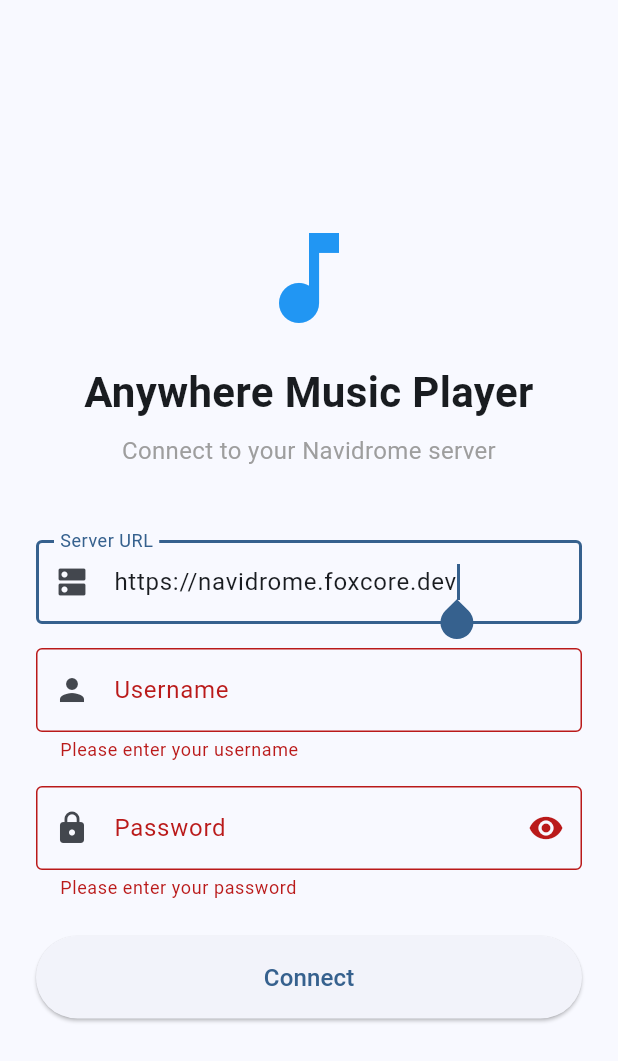
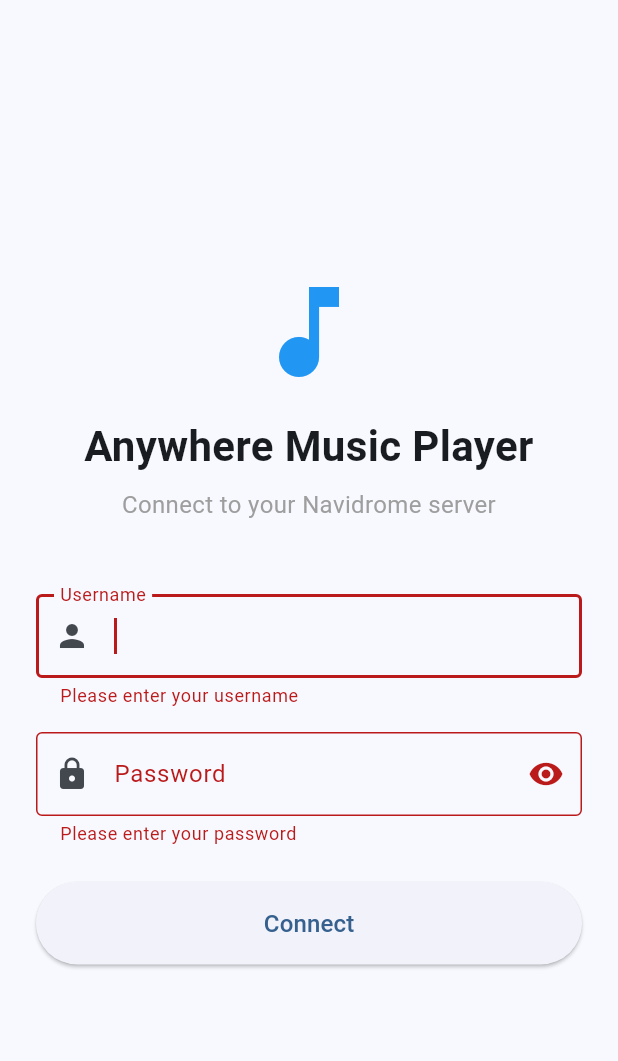
Before and after one commit to Raposo06/Anywhere-Music-Player, a Flutter app: the screen it shows after launch, after a tap on "Connect", on a phone screen of 412 x 824 dp. Shown: the top 1061 px of the screen. Run offline on Flutter 3.47's test engine with Material 3 defaults, Android fonts, the phone set to English and light mode, and no system bars; our stand-ins replace audio_service, cached_network_image, flutter_secure_storage, just_audio, permission_handler, shared_preferences; missing offline and left inert: smtc_windows, windows_taskbar; accounts and stored records are empty.

Commit message:
Remove server URL field from login screen
The server URL is now set at build time via --dart-define and
no longer exposed in the login UI. Also remove the unused
getSavedServerUrl method from AuthService.

https://claude.ai/code/session_01QbmW243eJhAHBmQnZjpf1D

```diff
--- a/flutter_app/lib/screens/login_screen.dart
+++ b/flutter_app/lib/screens/login_screen.dart
@@ -12,43 +12,25 @@ class LoginScreen extends StatefulWidget {
 
 class _LoginScreenState extends State<LoginScreen> {
   final _formKey = GlobalKey<FormState>();
-  static const _defaultServerUrl = String.fromEnvironment(
+  static const _serverUrl = String.fromEnvironment(
     'DEFAULT_SERVER_URL',
     defaultValue: 'https://navidrome.foxcore.dev',
   );
 
-  final _serverUrlController = TextEditingController(text: _defaultServerUrl);
   final _usernameController = TextEditingController();
   final _passwordController = TextEditingController();
   bool _obscurePassword = true;
   String? _errorMessage;
 
   // Focus nodes for D-Pad navigation
-  final _serverUrlFocusNode = FocusNode();
   final _usernameFocusNode = FocusNode();
   final _passwordFocusNode = FocusNode();
   final _loginButtonFocusNode = FocusNode();
 
   @override
-  void initState() {
-    super.initState();
-    _loadServerUrl();
-  }
-
-  Future<void> _loadServerUrl() async {
-    final authService = context.read<AuthService>();
-    final savedUrl = await authService.getSavedServerUrl();
-    if (savedUrl != null) {
-      _serverUrlController.text = savedUrl;
-    }
-  }
-
-  @override
   void dispose() {
-    _serverUrlController.dispose();
     _usernameController.dispose();
     _passwordController.dispose();
-    _serverUrlFocusNode.dispose();
     _usernameFocusNode.dispose();
     _passwordFocusNode.dispose();
     _loginButtonFocusNode.dispose();
@@ -67,7 +49,7 @@ class _LoginScreenState extends State<LoginScreen> {
     try {
       final authService = context.read<AuthService>();
       await authService.login(
-        _serverUrlController.text.trim(),
+        _serverUrl,
         _usernameController.text.trim(),
         _passwordController.text,
       );
@@ -127,37 +109,9 @@ class _LoginScreenState extends State<LoginScreen> {
                   ),
                   const SizedBox(height: 48),
 
-                  // Server URL field
+                  // Username field
                   TextFormField(
                     autofocus: true,
-                    controller: _serverUrlController,
-                    focusNode: _serverUrlFocusNode,
-                    decoration: const InputDecoration(
-                      labelText: 'Server URL',
-                      border: OutlineInputBorder(),
-                      prefixIcon: Icon(Icons.dns),
-                      hintText: 'https://navidrome.example.com',
-                    ),
-                    keyboardType: TextInputType.url,
-                    textInputAction: TextInputAction.next,
-                    validator: (value) {
-                      if (value == null || value.isEmpty) {
-                        return 'Please enter the server URL';
-                      }
-                      final uri = Uri.tryParse(value);
-                      if (uri == null || !uri.hasScheme || !uri.hasAuthority) {
-                        return 'Please enter a valid URL (e.g. https://example.com)';
-                      }
-                      return null;
-                    },
-                    onFieldSubmitted: (_) {
-                      _usernameFocusNode.requestFocus();
-                    },
-                  ),
-                  const SizedBox(height: 16),
-
-                  // Username field
-                  TextFormField(
                     controller: _usernameController,
                     focusNode: _usernameFocusNode,
                     decoration: const InputDecoration(
--- a/flutter_app/lib/services/auth_service.dart
+++ b/flutter_app/lib/services/auth_service.dart
@@ -23,17 +23,6 @@ class AuthService with ChangeNotifier {
   User? get currentUser => _currentUser;
   bool get isAuthenticated => _apiService != null && _currentUser != null;
   bool get isLoading => _isLoading;
-
-  /// Return the saved server URL (for pre-filling the login form).
-  Future<String?> getSavedServerUrl() async {
-    try {
-      return await _secureStorage.read(key: _serverUrlKey);
-    } catch (e) {
-      // Fallback: try migrating from SharedPreferences
-      final prefs = await SharedPreferences.getInstance();
-      return prefs.getString(_serverUrlKey);
-    }
-  }
 
   /// Initialize auth state from stored credentials.
   Future<void> initialize() async {
```
